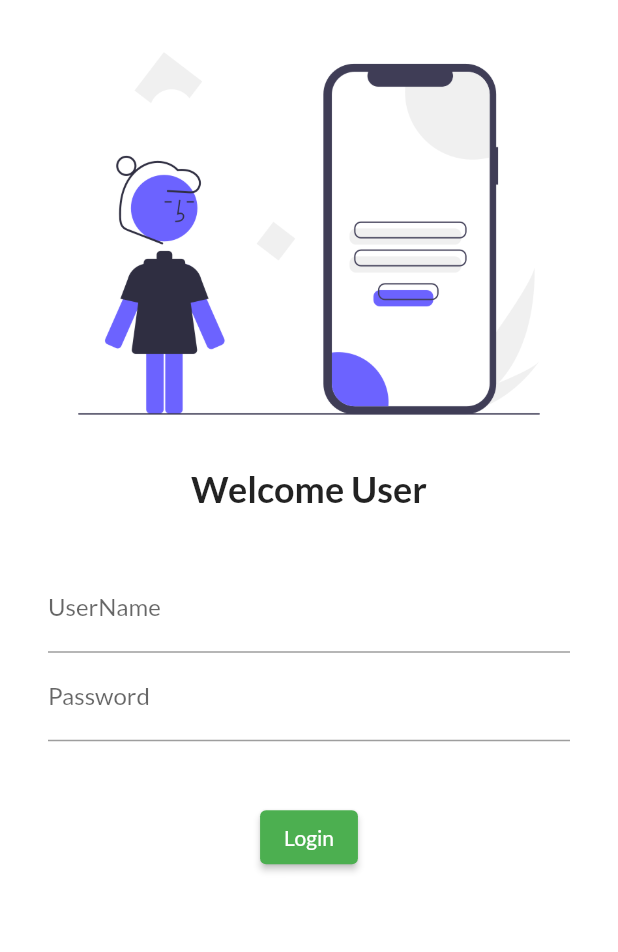
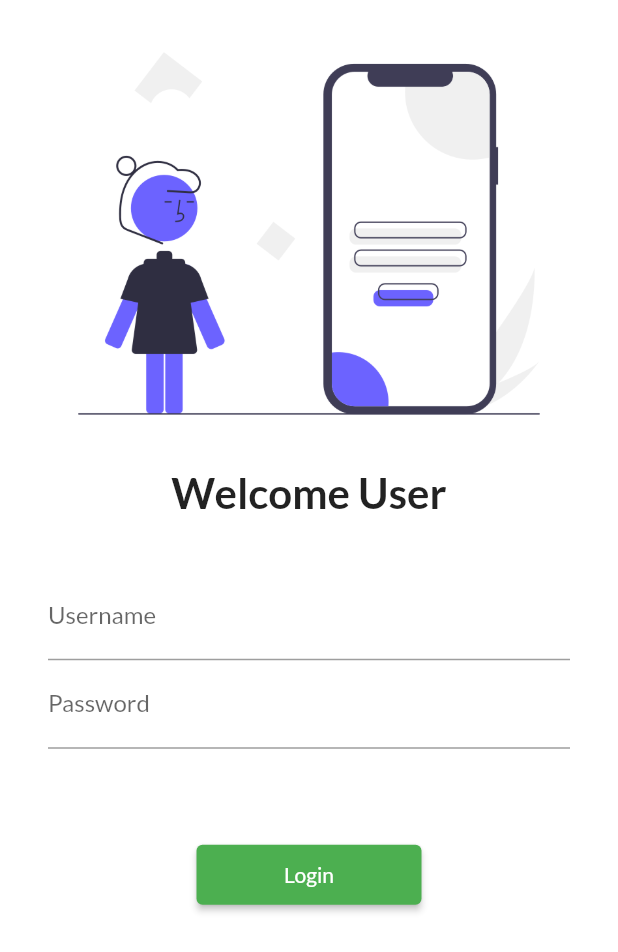
Before and after one commit to Manjothub/Flutter_Learnings, a Flutter app: the screen it shows after launch, on a phone screen of 412 x 824 dp. Shown: the top 952 px of the screen. Run offline on Flutter 3.47's test engine with Material 2 defaults, Android fonts, the phone set to English and light mode, and no system bars; our stand-ins replace google_fonts.

Commit message:
Understanding About Scrollerview and Added Login Route

```diff
--- a/lib/main.dart
+++ b/lib/main.dart
@@ -1,6 +1,7 @@
 import 'package:flutter/material.dart';
 import 'package:flutter_basics/pages/home_page.dart';
 import 'package:flutter_basics/pages/login_page.dart';
+import 'package:flutter_basics/utils/routes.dart';
 import 'package:google_fonts/google_fonts.dart';
 void main(){
   runApp(MyApp());
@@ -21,8 +22,8 @@ class MyApp extends StatelessWidget{
       initialRoute: "/login",
       routes: {
         "/": (context)=> LoginPage(),
-        "/home":(context)=>Homepage(),
-        "/login":(context)=> LoginPage()
+        MyRoutes.homeRoute:(context) =>Homepage(),
+        MyRoutes.loginRoute:(context) => LoginPage()
       },
     );
   }
--- a/lib/pages/login_page.dart
+++ b/lib/pages/login_page.dart
@@ -1,55 +1,56 @@
 import 'package:flutter/material.dart';
+import 'package:flutter_basics/utils/routes.dart';
 
 class LoginPage extends StatelessWidget {
-
   @override
   Widget build(BuildContext context) {
     return Material(
         color: Colors.white,
-      child: Column(
-    children :[
-      Image.asset("assets/images/login_page.png",fit: BoxFit.cover),
-      Text("Welcome User",style: TextStyle(
-          fontSize: 24,
+        child: SingleChildScrollView(
+          child: Column(children: [
+            Image.asset("assets/images/login_page.png", fit: BoxFit.cover),
+            Text(
+              "Welcome User",
+              style: TextStyle(
+                fontSize: 28,
                 fontWeight: FontWeight.bold,
-      ),),
-      SizedBox(
-        height: 20.0,
-      ),
-      Padding(
-        padding: const EdgeInsets.symmetric(vertical: 16.0,horizontal: 32.0),
-        child: Column(children: [
-          TextFormField(
-            decoration: InputDecoration(
-                hintText: "Enter username",
-                labelText: "UserName"
-            ),
-          ),
-          TextFormField(
-            obscureText: true,
-            decoration: InputDecoration(
-                hintText: "Enter password",
-                labelText: "Password"
               ),
             ),
             SizedBox(
               height: 20.0,
             ),
+            Padding(
+              padding:
+                  const EdgeInsets.symmetric(vertical: 16.0, horizontal: 32.0),
+              child: Column(
+                children: [
+                  TextFormField(
+                    decoration: InputDecoration(
+                        hintText: "Enter username", labelText: "Username"),
+                  ),
+                  TextFormField(
+                    obscureText: true,
+                    decoration: InputDecoration(
+                        hintText: "Enter password", labelText: "Password"),
+                  ),
                   SizedBox(
                     height: 20.0,
                   ),
+                  SizedBox(
+                    height: 40.0,
+                  ),
                   ElevatedButton(
-              onPressed: (){
-                print("Hi User");
+                    onPressed: () {
+                      Navigator.pushNamed(context, MyRoutes.homeRoute);
                     },
                     child: Text('Login'),
-              style: TextButton.styleFrom(),
+                    style: TextButton.styleFrom(minimumSize: Size(150, 40), ),
+
                   ),
-        ],),
+                ],
+              ),
             )
-        ]
-    )
-
-    );
+          ]),
+        ));
   }
 }
--- /dev/null
+++ b/lib/utils/routes.dart
@@ -0,0 +1,4 @@
+class MyRoutes{
+  static String loginRoute = "/login";
+  static String homeRoute = "/home";
+}
```
Lines whose indentation alone changed are shown as unchanged.
